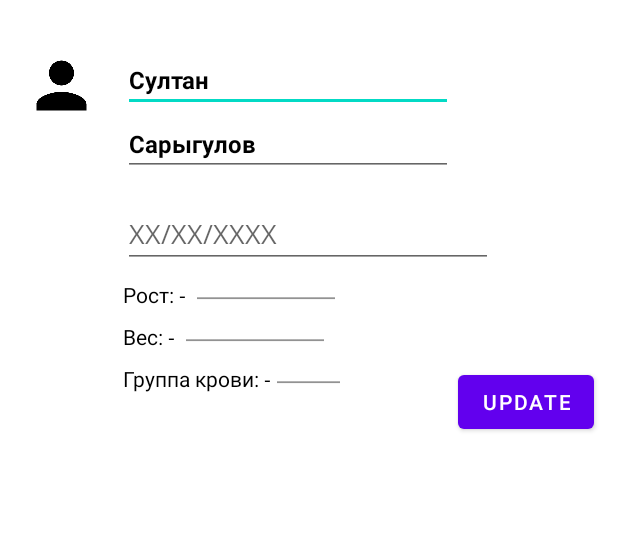
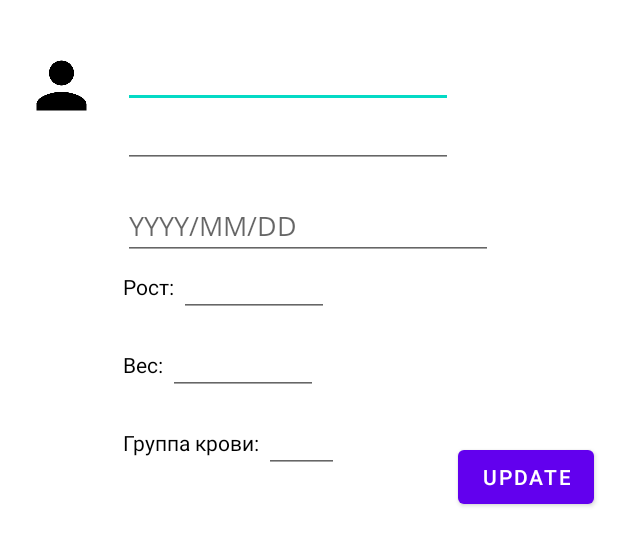
Before and after one commit to SultanSarygulov/HospitalProject, an Android app: the layout update_info_dialog.xml on its own in the app's theme, with its tools: preview values and no code run, on a phone screen of 412 x 824 dp. Shown: the top 546 px of the screen. Run offline under Robolectric (Android 15) with nearby library versions, the phone set to English and light mode, and no system bars.

Commit message:
Implemented info updating

```diff
--- a/app/src/main/java/com/example/hospitalproject/home/RegisterFragment.java
+++ b/app/src/main/java/com/example/hospitalproject/home/RegisterFragment.java
@@ -90,6 +90,7 @@ public class RegisterFragment extends Fragment {
 
             db.patientDao().addPatient(newPatient);
             Toast.makeText(requireContext(), "You are successfully registered!", Toast.LENGTH_SHORT).show();
+            Navigation.findNavController(view).navigate(R.id.action_registerFragment_to_loginFragment);
 
         }
 }
--- a/app/src/main/java/com/example/hospitalproject/room/database/HospitalDatabase.java
+++ b/app/src/main/java/com/example/hospitalproject/room/database/HospitalDatabase.java
@@ -15,7 +15,7 @@ import com.example.hospitalproject.room.PatientDao;
 import com.example.hospitalproject.room.Staff;
 import com.example.hospitalproject.room.StaffDao;
 
-@Database(entities = {Staff.class, Patient.class, Diagnosis.class, Assignment.class}, version = 1)
+@Database(entities = {Staff.class, Patient.class, Diagnosis.class, Assignment.class}, version = 3)
 public abstract class HospitalDatabase extends RoomDatabase {
 
     public abstract StaffDao staffDao();
--- a/app/src/main/res/layout/fragment_patient.xml
+++ b/app/src/main/res/layout/fragment_patient.xml
@@ -92,7 +92,7 @@
     <androidx.recyclerview.widget.RecyclerView
         android:id="@+id/diagnosis_list"
         android:layout_width="match_parent"
-        android:layout_height="200dp"
+        android:layout_height="400dp"
         android:layout_marginStart="16dp"
         android:layout_marginTop="50dp"
         android:layout_marginEnd="16dp"
@@ -106,7 +106,7 @@
         app:layout_constraintTop_toBottomOf="@+id/imageView" />
 
     <Button
-        android:id="@+id/updateInfoButton"
+        android:id="@+id/updatePatientButton"
         android:layout_width="wrap_content"
         android:layout_height="wrap_content"
         android:layout_marginTop="8dp"
--- a/app/src/main/res/layout/update_info_dialog.xml
+++ b/app/src/main/res/layout/update_info_dialog.xml
@@ -3,7 +3,7 @@
     xmlns:app="http://schemas.android.com/apk/res-auto"
     xmlns:tools="http://schemas.android.com/tools"
     android:layout_width="match_parent"
-    android:layout_height="300dp">
+    android:layout_height="350dp">
 
     <ImageView
         android:id="@+id/updateImageView"
@@ -16,7 +16,7 @@
         app:layout_constraintTop_toTopOf="parent" />
 
     <EditText
-        android:id="@+id/update_name_txt"
+        android:id="@+id/update_name_et"
         android:layout_width="wrap_content"
         android:layout_height="wrap_content"
         android:layout_marginStart="16dp"
@@ -24,14 +24,13 @@
         android:ems="10"
         android:fontFamily="@font/open_sans_bold"
         android:inputType="textPersonName"
-        android:text="Султан"
         android:textColor="@color/black"
         android:textSize="16sp"
         app:layout_constraintStart_toEndOf="@+id/updateImageView"
         app:layout_constraintTop_toTopOf="@+id/updateImageView" />
 
     <EditText
-        android:id="@+id/update_surname_txt"
+        android:id="@+id/update_surname_et"
         android:layout_width="wrap_content"
         android:layout_height="wrap_content"
         android:layout_marginStart="16dp"
@@ -39,11 +38,10 @@
         android:ems="10"
         android:fontFamily="@font/open_sans_bold"
         android:inputType="textPersonName"
-        android:text="Сарыгулов"
         android:textColor="@color/black"
         android:textSize="16sp"
         app:layout_constraintStart_toEndOf="@+id/updateImageView"
-        app:layout_constraintTop_toBottomOf="@+id/update_name_txt" />
+        app:layout_constraintTop_toBottomOf="@+id/update_name_et" />
 
     <EditText
         android:id="@+id/update_birth_date_et"
@@ -51,13 +49,13 @@
         android:layout_height="wrap_content"
         android:layout_marginStart="16dp"
         android:layout_marginTop="16dp"
+        android:ems="10"
         android:fontFamily="@font/open_sans"
-        android:hint="XX/XX/XXXX"
-        android:ems="10"
+        android:hint="YYYY/MM/DD"
         android:inputType="text"
         android:textColor="@color/black"
         app:layout_constraintStart_toEndOf="@+id/updateImageView"
-        app:layout_constraintTop_toBottomOf="@+id/update_surname_txt" />
+        app:layout_constraintTop_toBottomOf="@+id/update_surname_et" />
 
     <TextView
         android:id="@+id/update_height_txt"
@@ -66,7 +64,7 @@
         android:layout_marginStart="16dp"
         android:layout_marginTop="8dp"
         android:fontFamily="@font/open_sans"
-        android:text="Рост: - "
+        android:text="Рост: "
         android:textColor="@color/black"
         app:layout_constraintStart_toEndOf="@+id/updateImageView"
         app:layout_constraintTop_toBottomOf="@+id/update_birth_date_et" />
@@ -76,9 +74,9 @@
         android:layout_width="wrap_content"
         android:layout_height="wrap_content"
         android:layout_marginStart="16dp"
-        android:layout_marginTop="8dp"
+        android:layout_marginTop="32dp"
         android:fontFamily="@font/open_sans"
-        android:text="Вес: - "
+        android:text="Вес: "
         android:textColor="@color/black"
         app:layout_constraintStart_toEndOf="@+id/updateImageView"
         app:layout_constraintTop_toBottomOf="@+id/update_height_txt" />
@@ -88,15 +86,15 @@
         android:layout_width="wrap_content"
         android:layout_height="wrap_content"
         android:layout_marginStart="16dp"
-        android:layout_marginTop="8dp"
+        android:layout_marginTop="32dp"
         android:fontFamily="@font/open_sans"
-        android:text="Группа крови: -"
+        android:text="Группа крови: "
         android:textColor="@color/black"
         app:layout_constraintStart_toEndOf="@+id/updateImageView"
         app:layout_constraintTop_toBottomOf="@+id/update_weight_txt" />
 
     <Button
-        android:id="@+id/updatePatientButton"
+        android:id="@+id/confirmUpdateButton"
         android:layout_width="wrap_content"
         android:layout_height="wrap_content"
         android:layout_marginEnd="16dp"
@@ -108,7 +106,7 @@
     <EditText
         android:id="@+id/update_height_et"
         android:layout_width="100dp"
-        android:layout_height="0dp"
+        android:layout_height="40dp"
         android:ems="10"
         android:inputType="number"
         app:layout_constraintBottom_toBottomOf="@+id/update_height_txt"
@@ -118,7 +116,7 @@
     <EditText
         android:id="@+id/update_weight_et"
         android:layout_width="100dp"
-        android:layout_height="0dp"
+        android:layout_height="40dp"
         android:ems="10"
         android:inputType="number"
         app:layout_constraintBottom_toBottomOf="@+id/update_weight_txt"
@@ -128,9 +126,9 @@
     <EditText
         android:id="@+id/update_blood_group_et"
         android:layout_width="50dp"
-        android:layout_height="0dp"
+        android:layout_height="40dp"
         android:ems="10"
-        android:inputType="number"
+        android:inputType="text"
         app:layout_constraintBottom_toBottomOf="@+id/update_blood_group_txt"
         app:layout_constraintStart_toEndOf="@+id/update_blood_group_txt"
         app:layout_constraintTop_toTopOf="@+id/update_blood_group_txt" />
```
Also changed, not shown: app/src/main/java/com/example/hospitalproject/PatientFragment.java (+102 -3 lines), app/src/main/java/com/example/hospitalproject/room/Patient.java (+16 -0 lines).
